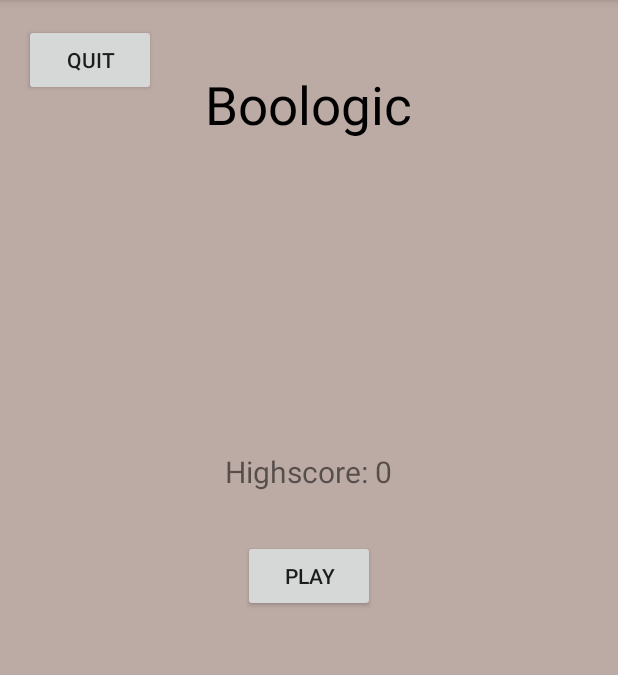
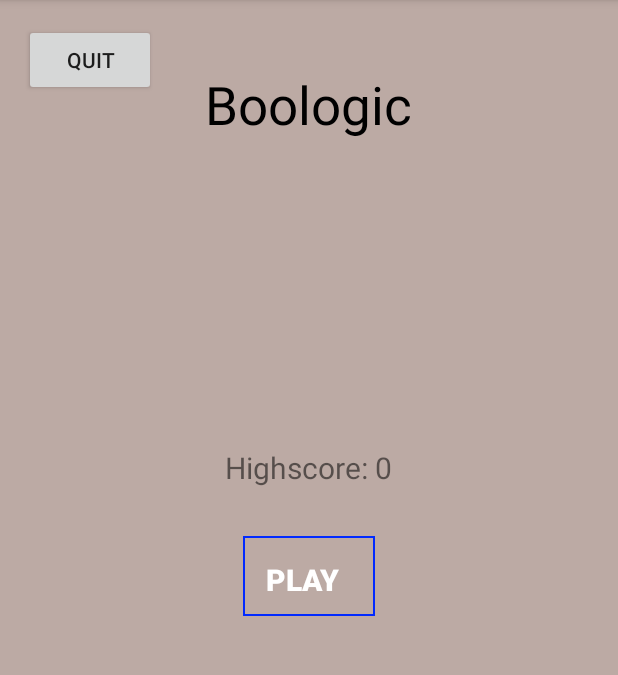
Before and after one commit to ayu5/BooleanLogiGame, an Android app: the screen it shows after launch (MainActivity), on a phone screen of 412 x 824 dp, the part 84-759 px from its top. Run offline under Robolectric (Android 15) with nearby library versions, the phone set to English and light mode, and no system bars.

Commit message:
attempt stylize play button and make the buttons work

```diff
--- /dev/null
+++ b/app/src/main/res/drawable/playbuttonstyle.xml
@@ -0,0 +1,16 @@
+<?xml version="1.0" encoding="utf-8"?>
+<shape
+    xmlns:android="http://schemas.android.com/apk/res/android"
+    android:shape="rectangle">
+    <padding
+        android:bottom="5pt"
+        android:left="6pt"
+        android:right="10pt"
+        android:top="7pt">
+    </padding>
+    <stroke
+        android:color="#002aff"
+        android:width="1dp">
+    </stroke>
+
+</shape>
--- a/app/src/main/res/layout/activity_main.xml
+++ b/app/src/main/res/layout/activity_main.xml
@@ -1,5 +1,6 @@
 <?xml version="1.0" encoding="utf-8"?>
-<RelativeLayout xmlns:android="http://schemas.android.com/apk/res/android"
+<RelativeLayout
+    xmlns:android="http://schemas.android.com/apk/res/android"
     xmlns:app="http://schemas.android.com/apk/res-auto"
     xmlns:tools="http://schemas.android.com/tools"
     android:layout_width="match_parent"
@@ -32,7 +33,11 @@
         android:layout_width="wrap_content"
         android:layout_height="wrap_content"
         android:layout_centerInParent="true"
-        android:text="Play" />
+        android:text="Play"
+        android:textStyle="bold"
+        android:textColor="#ffffff"
+        android:textSize="20dp"
+        android:background="@drawable/playbuttonstyle" />
 
     <Button
         android:id="@+id/button_quit"
```
